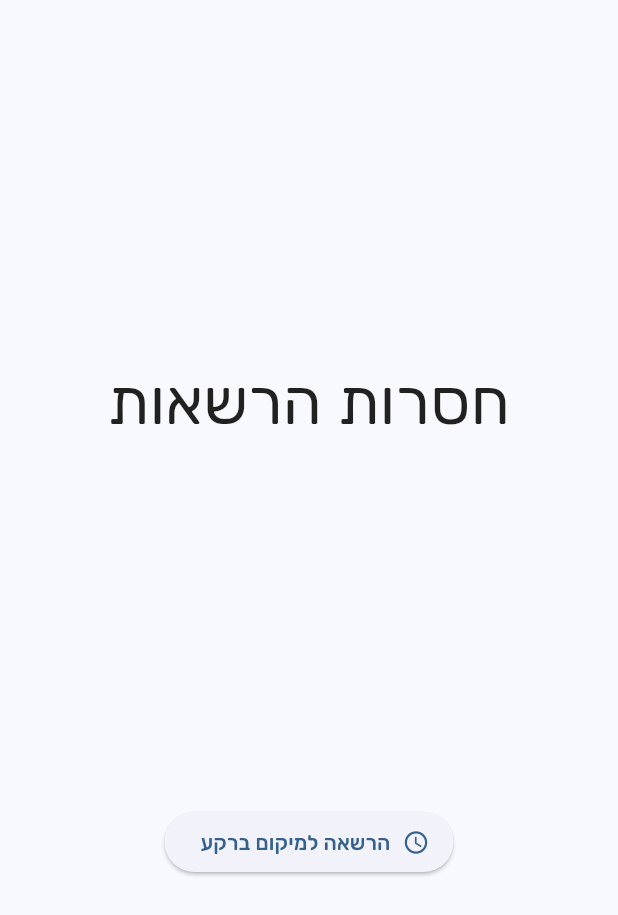
After one commit to eifr/Im-fine, a Flutter app: the screen it shows once a user with an empty profile is signed in, after a tap on "הרשאה למיקום ברקע", on a phone screen of 412 x 824 dp. The commit adds this screen. Shown: the top 915 px of the screen. Run offline on Flutter 3.47's test engine with Material 2 defaults, Android fonts, the phone set to English and light mode, and no system bars; our stand-ins replace flutter_contacts, flutter_local_notifications, google_fonts, local_auth, location, supabase_flutter; missing offline and left inert: onesignal_flutter; accounts and stored records are empty; network calls fail.

Commit message:
added permissions

```diff
--- a/lib/pages/login.dart
+++ b/lib/pages/login.dart
@@ -31,7 +31,7 @@ class _LoginPageState extends State<LoginPage> {
 
       if (mounted) {
         ScaffoldMessenger.of(context).showSnackBar(
-          const SnackBar(content: Text('Check your email for a login link!')),
+          const SnackBar(content: Text('בדקו את הוואטסאפ לקוד אימות!')),
         );
         _isVerifying = true;
         // _phoneNumberController.clear();
@@ -122,7 +122,7 @@ class _LoginPageState extends State<LoginPage> {
             mainAxisAlignment: MainAxisAlignment.center,
             children: _isVerifying
                 ? [
-                    const Text('Verify OTP'),
+                    const Text('אימות באמצעות וואטסאפ'),
                     const SizedBox(height: 18),
                     TextFormField(
                       controller: _otpController,
@@ -132,19 +132,19 @@ class _LoginPageState extends State<LoginPage> {
                         LengthLimitingTextInputFormatter(6),
                       ],
                       decoration: const InputDecoration(
-                        labelText: 'OTP',
+                        labelText: 'קוד אימות',
                       ),
                     ),
                     const SizedBox(height: 18),
                     ElevatedButton(
                       onPressed: _isLoading ? null : _verify,
                       child: Text(
-                        _isLoading ? 'Loading' : 'Verify',
+                        _isLoading ? 'טוען' : 'אימות',
                       ),
                     ),
                   ]
                 : [
-                    const Text('Sign in via the Phone Number verification'),
+                    const Text('התחברו באמצעות אימות מספר טלפון'),
                     const SizedBox(height: 18),
                     TextFormField(
                       controller: _phoneNumberController,
@@ -154,15 +154,15 @@ class _LoginPageState extends State<LoginPage> {
                         LengthLimitingTextInputFormatter(9)
                       ],
                       decoration: const InputDecoration(
-                        labelText: 'Phone Number',
-                        prefixText: '+972 ',
+                        labelText: 'מספר טלפון',
+                        suffixText: ' 972+',
                       ),
+                      textDirection: TextDirection.ltr,
                     ),
                     const SizedBox(height: 18),
                     ElevatedButton(
                       onPressed: _isLoading ? null : _sendOtp,
-                      child:
-                          Text(_isLoading ? 'Loading' : 'Send Whatsapp Code'),
+                      child: Text(_isLoading ? 'טוען' : 'שלח קוד בוואטסאפ'),
                     ),
                   ],
           ),
--- /dev/null
+++ b/lib/pages/permissions.dart
@@ -0,0 +1,103 @@
+import 'package:flutter/material.dart';
+import 'package:flutter_contacts/flutter_contacts.dart';
+import 'package:location/location.dart';
+
+class Permissions extends StatefulWidget {
+  final Widget child;
+  const Permissions({super.key, required this.child});
+
+  @override
+  State<Permissions> createState() => _PermissionsState();
+}
+
+class _PermissionsState extends State<Permissions> {
+  final location = Location();
+  @override
+  Widget build(BuildContext context) {
+    return FutureBuilder(
+      future: checkPermissions(location),
+      builder: (context, snapshot) {
+        if (!snapshot.hasData) {
+          return const Center(
+            child: CircularProgressIndicator(),
+          );
+        }
+        if (snapshot.data["locationPermission"] != true ||
+            snapshot.data["backgroundPermission"] != true ||
+            snapshot.data["contactPermission"] != true) {
+          return GetPermissions(
+            backgroundPermission: snapshot.data["backgroundPermission"],
+            contactPermission: snapshot.data["contactPermission"],
+            locationPermission: snapshot.data["locationPermission"],
+            location: location,
+          );
+        }
+
+        return widget;
+      },
+    );
+  }
+}
+
+Future checkPermissions(Location location) async {
+  final contactPermission = await FlutterContacts.requestPermission(
+    readonly: true,
+  );
+  final locationPermission = await location.hasPermission();
+  final backgroundPermission = await location.enableBackgroundMode();
+
+  return {
+    "locationPermission": locationPermission == PermissionStatus.granted,
+    "backgroundPermission": backgroundPermission,
+    "contactPermission": contactPermission
+  };
+}
+
+class GetPermissions extends StatelessWidget {
+  final bool locationPermission;
+  final bool backgroundPermission;
+  final bool contactPermission;
+  final Location location;
+  const GetPermissions({
+    super.key,
+    required this.backgroundPermission,
+    required this.contactPermission,
+    required this.locationPermission,
+    required this.location,
+  });
+
+  @override
+  Widget build(BuildContext context) {
+    return Scaffold(
+        body: Center(
+      child: Column(
+        mainAxisAlignment: MainAxisAlignment.spaceEvenly,
+        children: [
+          const Text(
+            'חסרות הרשאות',
+            textScaleFactor: 3,
+          ),
+          if (!contactPermission)
+            ElevatedButton.icon(
+              icon: const Icon(Icons.contact_page_outlined),
+              onPressed: () =>
+                  FlutterContacts.requestPermission(readonly: true),
+              label: const Text('הרשאה לאנשי קשר'),
+            ),
+          if (!locationPermission)
+            ElevatedButton.icon(
+              icon: const Icon(Icons.pin_drop_outlined),
+              onPressed: () => location.requestPermission(),
+              label: Text('הרשאה למיקום'),
+            ),
+          if (!backgroundPermission)
+            ElevatedButton.icon(
+              icon: const Icon(Icons.access_time),
+              onPressed: () => location.enableBackgroundMode(),
+              label: const Text('הרשאה למיקום ברקע'),
+            ),
+        ],
+      ),
+    ));
+  }
+}
--- a/pubspec.yaml
+++ b/pubspec.yaml
@@ -42,6 +42,7 @@ dependencies:
   flutter_local_notifications: ^16.1.0
   google_fonts: ^6.1.0
   onesignal_flutter: ^5.0.0
+  intl: ^0.18.1
 
 dev_dependencies:
   flutter_test:
```
Also changed, not shown: lib/main.dart (+29 -18 lines), lib/pages/follow-status.dart (added, +116 -0 lines), lib/pages/homepage.dart (+32 -33 lines), pubspec.lock, 1 other file.
